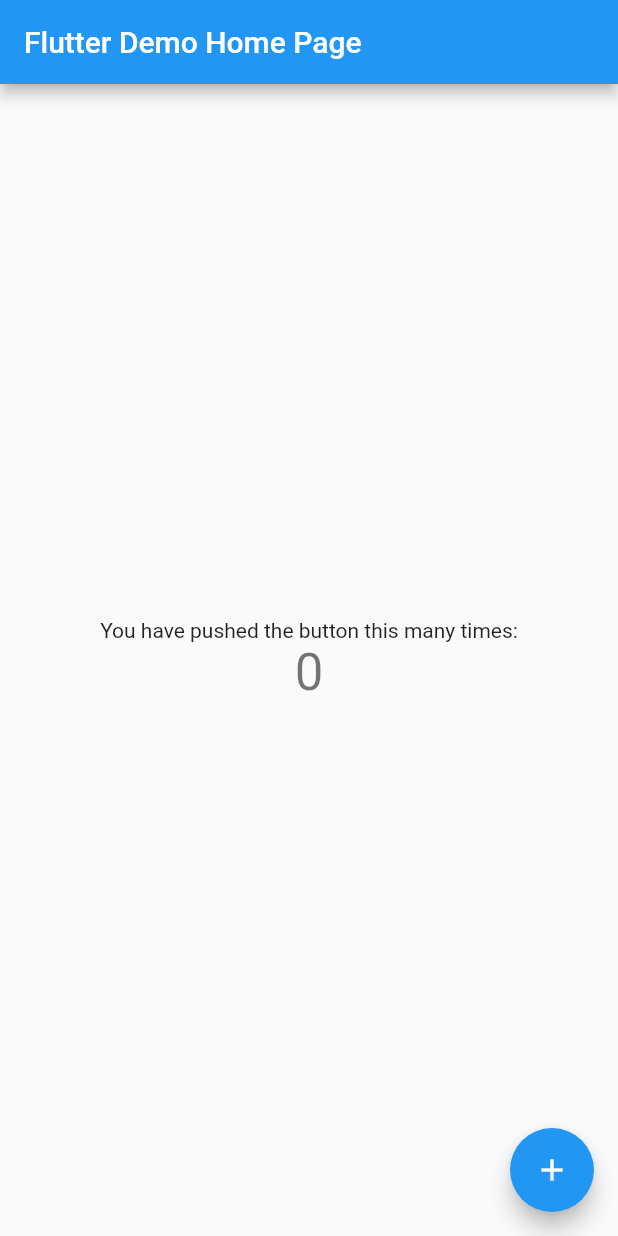
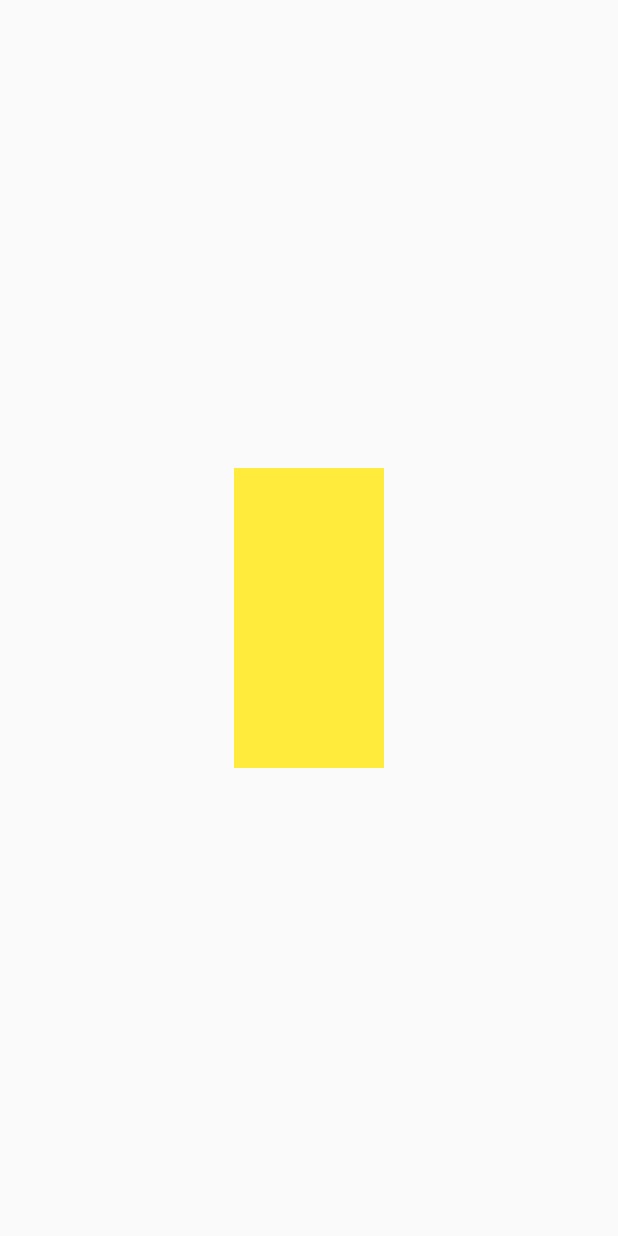
Before and after one commit to tjwnuk/fantastic_names, a Flutter app: the screen it shows after launch, on a phone screen of 412 x 824 dp. Run offline on Flutter 3.47's test engine with Material 2 defaults, Android fonts, the light colour scheme and no system bars.

Commit message:
edit frontend

```diff
--- a/lib/main.dart
+++ b/lib/main.dart
@@ -1,46 +1,19 @@
 import 'package:flutter/material.dart';
 
-void main() {
-  runApp(const MyApp());
-}
+void main() => runApp(WinApp());
 
-class MyApp extends StatelessWidget {
-  const MyApp({Key? key}) : super(key: key);
-
-  // This widget is the root of your application.
+class WinApp extends StatelessWidget {
   @override
   Widget build(BuildContext context) {
     return MaterialApp(
-      title: 'Flutter Demo',
-      theme: ThemeData(
-        // This is the theme of your application.
-        //
-        // Try running your application with "flutter run". You'll see the
-        // application has a blue toolbar. Then, without quitting the app, try
-        // changing the primarySwatch below to Colors.green and then invoke
-        // "hot reload" (press "r" in the console where you ran "flutter run",
-        // or simply save your changes to "hot reload" in a Flutter IDE).
-        // Notice that the counter didn't reset back to zero; the application
-        // is not restarted.
-        primarySwatch: Colors.blue,
-      ),
-      home: const MyHomePage(title: 'Flutter Demo Home Page'),
+      title: 'Fantastyczne nazwy',
+      home: MyHomePage(title: "Fantastyczne nazwy"),
     );
   }
 }
 
 class MyHomePage extends StatefulWidget {
   const MyHomePage({Key? key, required this.title}) : super(key: key);
-
-  // This widget is the home page of your application. It is stateful, meaning
-  // that it has a State object (defined below) that contains fields that affect
-  // how it looks.
-
-  // This class is the configuration for the state. It holds the values (in this
-  // case the title) provided by the parent (in this case the App widget) and
-  // used by the build method of the State. Fields in a Widget subclass are
-  // always marked "final".
-
   final String title;
 
   @override
@@ -48,68 +21,16 @@
 }
 
 class _MyHomePageState extends State<MyHomePage> {
-  int _counter = 0;
-
-  void _incrementCounter() {
-    setState(() {
-      // This call to setState tells the Flutter framework that something has
-      // changed in this State, which causes it to rerun the build method below
-      // so that the display can reflect the updated values. If we changed
-      // _counter without calling setState(), then the build method would not be
-      // called again, and so nothing would appear to happen.
-      _counter++;
-    });
-  }
-
   @override
   Widget build(BuildContext context) {
-    // This method is rerun every time setState is called, for instance as done
-    // by the _incrementCounter method above.
-    //
-    // The Flutter framework has been optimized to make rerunning build methods
-    // fast, so that you can just rebuild anything that needs updating rather
-    // than having to individually change instances of widgets.
     return Scaffold(
-      appBar: AppBar(
-        // Here we take the value from the MyHomePage object that was created by
-        // the App.build method, and use it to set our appbar title.
-        title: Text(widget.title),
-      ),
       body: Center(
-        // Center is a layout widget. It takes a single child and positions it
-        // in the middle of the parent.
-        child: Column(
-          // Column is also a layout widget. It takes a list of children and
-          // arranges them vertically. By default, it sizes itself to fit its
-          // children horizontally, and tries to be as tall as its parent.
-          //
-          // Invoke "debug painting" (press "p" in the console, choose the
-          // "Toggle Debug Paint" action from the Flutter Inspector in Android
-          // Studio, or the "Toggle Debug Paint" command in Visual Studio Code)
-          // to see the wireframe for each widget.
-          //
-          // Column has various properties to control how it sizes itself and
-          // how it positions its children. Here we use mainAxisAlignment to
-          // center the children vertically; the main axis here is the vertical
-          // axis because Columns are vertical (the cross axis would be
-          // horizontal).
-          mainAxisAlignment: MainAxisAlignment.center,
-          children: <Widget>[
-            const Text(
-              'You have pushed the button this many times:',
-            ),
-            Text(
-              '$_counter',
-              style: Theme.of(context).textTheme.headline4,
-            ),
-          ],
+        child: Container(
+          height: 200,
+          width: 100,
+          color: Colors.yellow,
         ),
       ),
-      floatingActionButton: FloatingActionButton(
-        onPressed: _incrementCounter,
-        tooltip: 'Increment',
-        child: const Icon(Icons.add),
-      ), // This trailing comma makes auto-formatting nicer for build methods.
     );
   }
 }
```
